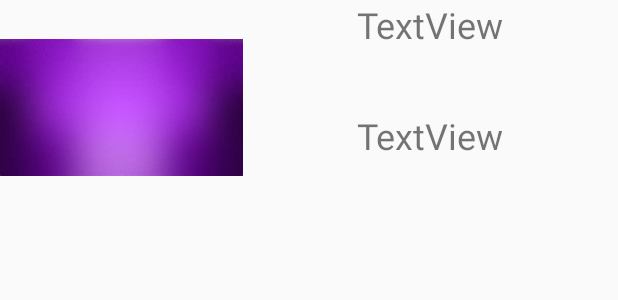
After one commit to mhab323/PartyTime2, an Android app: the layout custom_row.xml on its own in the app's theme, with its tools: preview values and no code run, on a phone screen of 412 x 824 dp. The commit adds this screen. Shown: the top 300 px of the screen. Run offline under Robolectric (Android 15) with nearby library versions, the phone set to English and light mode, and no system bars.

Commit message:
CustomAdapter

```diff
--- a/app/src/main/AndroidManifest.xml
+++ b/app/src/main/AndroidManifest.xml
@@ -9,7 +9,7 @@
         android:roundIcon="@mipmap/ic_launcher_round"
         android:supportsRtl="true"
         android:theme="@style/AppTheme">
-        <activity android:name=".MainActivity">
+        <activity android:name=".ListActivity">
             <intent-filter>
                 <action android:name="android.intent.action.MAIN" />
 
@@ -19,7 +19,7 @@
         <activity android:name=".AlertDialogActivity" />
         <activity android:name=".menuView" />
         <activity android:name=".LogInorSignup" />
-        <activity android:name=".ListActivity" />
+        <activity android:name=".MainActivity" />
         <activity android:name=".LogInScreen" />
         <activity android:name=".SignUpScreen" />
         <activity android:name=".NewBDActivity" />
--- a/app/src/main/java/com/example/user/partytime/MainActivity.java
+++ b/app/src/main/java/com/example/user/partytime/MainActivity.java
@@ -24,9 +24,6 @@ public class MainActivity extends AppCompatActivity {
         super.onCreate(savedInstanceState);
         setContentView(R.layout.activity_main);
     }
-    public void schedule(TimerTask task){
-        long delay;
-        long period;
-    }
+
 
 }
--- a/app/src/main/res/layout/activity_list.xml
+++ b/app/src/main/res/layout/activity_list.xml
@@ -9,6 +9,6 @@
 
     <ListView
         android:id="@+id/LvCountry"
-        android:layout_width="105dp"
-        android:layout_height="446dp" />
+        android:layout_width="match_parent"
+        android:layout_height="match_parent" />
 </LinearLayout>
--- /dev/null
+++ b/app/src/main/res/layout/custom_row.xml
@@ -0,0 +1,45 @@
+<?xml version="1.0" encoding="utf-8"?>
+<LinearLayout xmlns:android="http://schemas.android.com/apk/res/android"
+    xmlns:app="http://schemas.android.com/apk/res-auto"
+    android:layout_width="match_parent"
+    android:layout_height="match_parent"
+    android:orientation="vertical">
+
+    <LinearLayout
+        android:layout_width="match_parent"
+        android:layout_height="match_parent"
+        android:orientation="horizontal">
+
+        <ImageView
+            android:id="@+id/imageView"
+            android:layout_width="323dp"
+            android:layout_height="143dp"
+            android:layout_weight="1"
+            app:srcCompat="@drawable/th2" />
+
+        <LinearLayout
+            android:layout_width="match_parent"
+            android:layout_height="wrap_content"
+            android:layout_weight="1"
+            android:orientation="vertical">
+
+            <TextView
+                android:id="@+id/tvTitle1"
+                android:layout_width="match_parent"
+                android:layout_height="74dp"
+                android:text="TextView"
+                android:textAlignment="center"
+                android:textSize="24sp" />
+
+            <TextView
+                android:id="@+id/tvTitle2"
+                android:layout_width="match_parent"
+                android:layout_height="70dp"
+                android:text="TextView"
+                android:textAlignment="center"
+                android:textSize="24sp" />
+        </LinearLayout>
+
+    </LinearLayout>
+
+</LinearLayout>
```
Also changed, not shown: app/src/main/java/com/example/user/partytime/CustomAdapter.java (added, +48 -0 lines), app/src/main/java/com/example/user/partytime/Item.java (added, +27 -0 lines), app/src/main/java/com/example/user/partytime/ListActivity.java (+20 -6 lines), app/src/main/res/drawable-v24/add icon.jpg (deleted).
